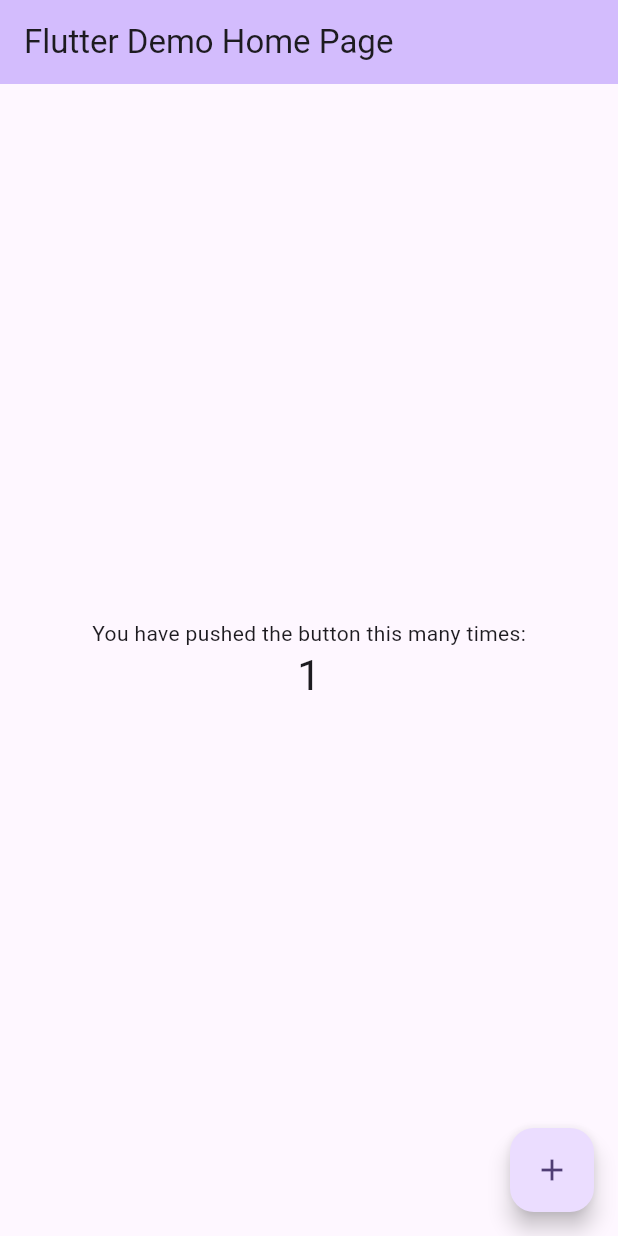
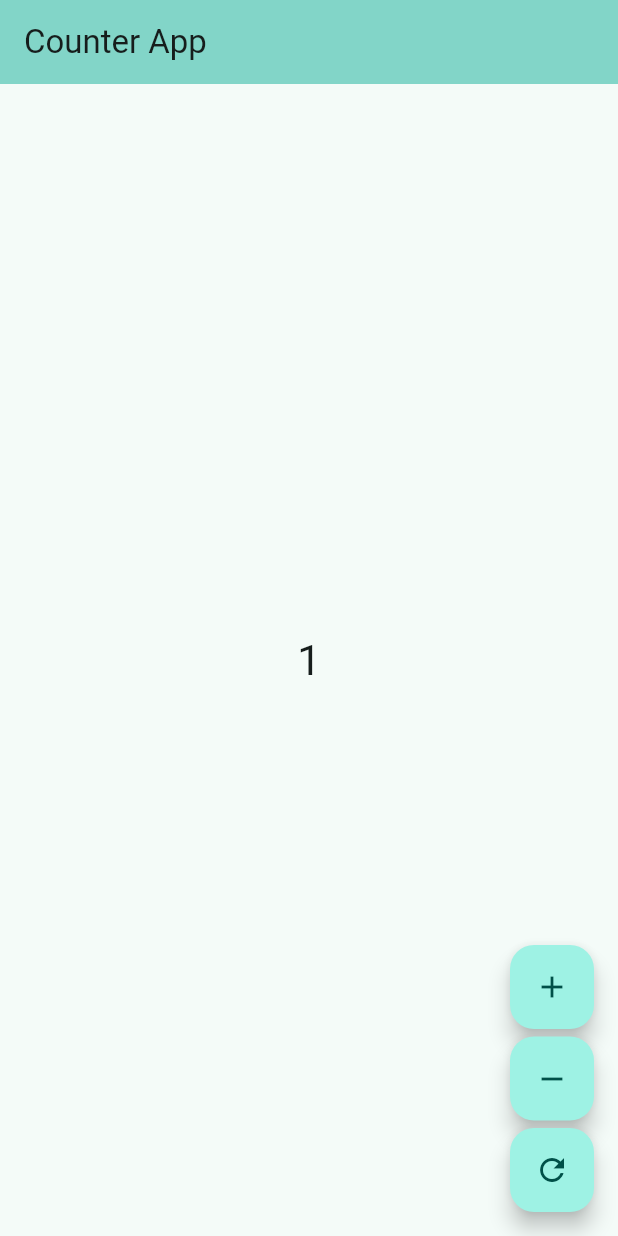
Before and after one commit to AbhinandhanaPU/counter_bloc, a Flutter app: the screen it shows after launch, after a tap on the "add" icon, on a phone screen of 412 x 824 dp. Run offline on Flutter 3.47's test engine with Material 3 defaults, Android fonts, the phone set to English and light mode, and no system bars; our stand-ins replace flutter_bloc.

Commit message:
counter with bloc

```diff
--- /dev/null
+++ b/lib/counter/bloc/counter_bloc.dart
@@ -0,0 +1,20 @@
+import 'package:flutter_bloc/flutter_bloc.dart';
+
+part 'counter_event.dart';
+part 'counter_state.dart';
+
+class CounterBloc extends Bloc<CounterEvent, CounterState> {
+  CounterBloc() : super(CounterState(0)) {
+    on<CounterIncrementEvent>((event, emit) {
+      emit(CounterState(state.count + 1));
+    });
+
+    on<CounterDecrementEvent>((event, emit) {
+      emit(CounterState(state.count - 1));
+    });
+
+    on<CounterResetEvent>((event, emit) {
+      emit(CounterState(0));
+    });
+  }
+}
--- /dev/null
+++ b/lib/counter/bloc/counter_event.dart
@@ -0,0 +1,9 @@
+part of 'counter_bloc.dart';
+
+abstract class CounterEvent {}
+
+class CounterIncrementEvent extends CounterEvent {}
+
+class CounterDecrementEvent extends CounterEvent {}
+
+class CounterResetEvent extends CounterEvent {}
--- /dev/null
+++ b/lib/counter/bloc/counter_state.dart
@@ -0,0 +1,7 @@
+part of 'counter_bloc.dart';
+
+class CounterState {
+  final int count;
+
+  CounterState(this.count);
+}
--- /dev/null
+++ b/lib/counter/screens/counter_page.dart
@@ -0,0 +1,60 @@
+import 'package:counter_bloc/counter/bloc/counter_bloc.dart';
+import 'package:flutter/material.dart';
+import 'package:flutter_bloc/flutter_bloc.dart';
+
+class CounterPage extends StatelessWidget {
+  const CounterPage({super.key});
+
+  @override
+  Widget build(BuildContext context) {
+    final counterBloc = context.read<CounterBloc>();
+    return Scaffold(
+      appBar: AppBar(
+        backgroundColor: Theme.of(context).colorScheme.inversePrimary,
+        title: Text('Counter App'),
+      ),
+      body: Center(
+        child: BlocBuilder<CounterBloc, CounterState>(
+          builder: (context, state) {
+            return Column(
+              mainAxisAlignment: MainAxisAlignment.center,
+              children: <Widget>[
+                Text(
+                  state.count.toString(),
+                  style: Theme.of(context).textTheme.headlineMedium,
+                ),
+              ],
+            );
+          },
+        ),
+      ),
+      floatingActionButton: Column(
+        spacing: 5,
+        mainAxisSize: MainAxisSize.min,
+        children: [
+          FloatingActionButton(
+            onPressed: () {
+              counterBloc.add(CounterIncrementEvent());
+            },
+            tooltip: 'Increment',
+            child: const Icon(Icons.add),
+          ),
+          FloatingActionButton(
+            onPressed: () {
+              counterBloc.add(CounterDecrementEvent());
+            },
+            tooltip: 'Decrement',
+            child: const Icon(Icons.remove),
+          ),
+          FloatingActionButton(
+            onPressed: () {
+              counterBloc.add(CounterResetEvent());
+            },
+            tooltip: 'Reset',
+            child: const Icon(Icons.refresh),
+          ),
+        ],
+      ),
+    );
+  }
+}
--- a/lib/main.dart
+++ b/lib/main.dart
@@ -1,4 +1,7 @@
+import 'package:counter_bloc/counter/bloc/counter_bloc.dart';
+import 'package:counter_bloc/counter/screens/counter_page.dart';
 import 'package:flutter/material.dart';
+import 'package:flutter_bloc/flutter_bloc.dart';
 
 void main() {
   runApp(const MyApp());
@@ -7,63 +10,22 @@ void main() {
 class MyApp extends StatelessWidget {
   const MyApp({super.key});
 
-  // This widget is the root of your application.
   @override
   Widget build(BuildContext context) {
     return MaterialApp(
-      title: 'Flutter Demo',
+      debugShowCheckedModeBanner: false,
+      title: 'Flutter Bloc Demo',
       theme: ThemeData(
-        colorScheme: ColorScheme.fromSeed(seedColor: Colors.deepPurple),
+        colorScheme: ColorScheme.fromSeed(seedColor: Colors.teal),
         useMaterial3: true,
       ),
-      home: const MyHomePage(title: 'Flutter Demo Home Page'),
-    );
-  }
-}
-
-class MyHomePage extends StatefulWidget {
-  const MyHomePage({super.key, required this.title});
-
-  final String title;
-
-  @override
-  State<MyHomePage> createState() => _MyHomePageState();
-}
-
-class _MyHomePageState extends State<MyHomePage> {
-  int _counter = 0;
-
-  void _incrementCounter() {
-    setState(() {
-      _counter++;
-    });
-  }
-
-  @override
-  Widget build(BuildContext context) {
-    return Scaffold(
-      appBar: AppBar(
-        backgroundColor: Theme.of(context).colorScheme.inversePrimary,
-        title: Text(widget.title),
-      ),
-      body: Center(
-        child: Column(
-          mainAxisAlignment: MainAxisAlignment.center,
-          children: <Widget>[
-            const Text(
-              'You have pushed the button this many times:',
-            ),
-            Text(
-              '$_counter',
-              style: Theme.of(context).textTheme.headlineMedium,
-            ),
-          ],
-        ),
-      ),
-      floatingActionButton: FloatingActionButton(
-        onPressed: _incrementCounter,
-        tooltip: 'Increment',
-        child: const Icon(Icons.add),
+      home: MultiBlocProvider(
+        providers: [
+          BlocProvider(
+            create: (context) => CounterBloc(),
+          ),
+        ],
+        child: const CounterPage(),
       ),
     );
   }
--- a/pubspec.yaml
+++ b/pubspec.yaml
@@ -34,6 +34,7 @@ dependencies:
   # The following adds the Cupertino Icons font to your application.
   # Use with the CupertinoIcons class for iOS style icons.
   cupertino_icons: ^1.0.8
+  flutter_bloc: ^9.1.0
 
 dev_dependencies:
   flutter_test:
@@ -45,6 +46,7 @@ dev_dependencies:
   # package. See that file for information about deactivating specific lint
   # rules and activating additional ones.
   flutter_lints: ^5.0.0
+  bloc: ^9.0.0
 
 # For information on the generic Dart part of this file, see the
 # following page: https://dart.dev/tools/pub/pubspec
```
Also changed, not shown: pubspec.lock.
